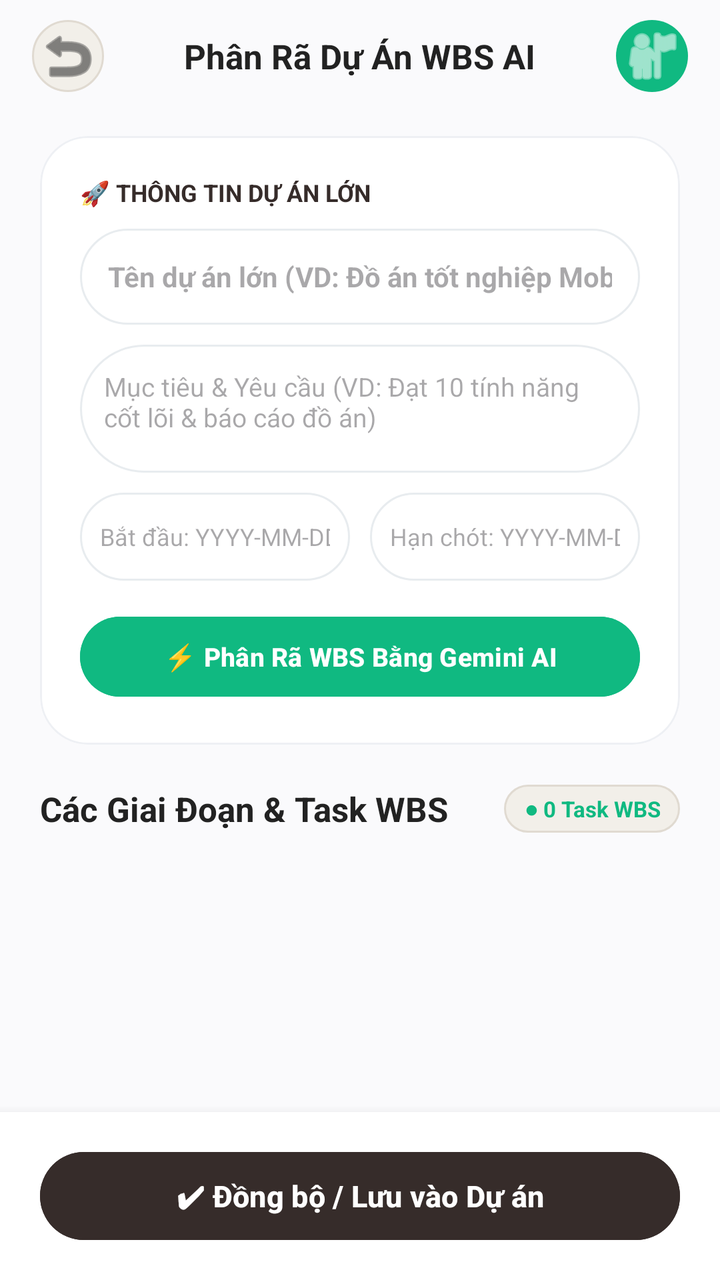
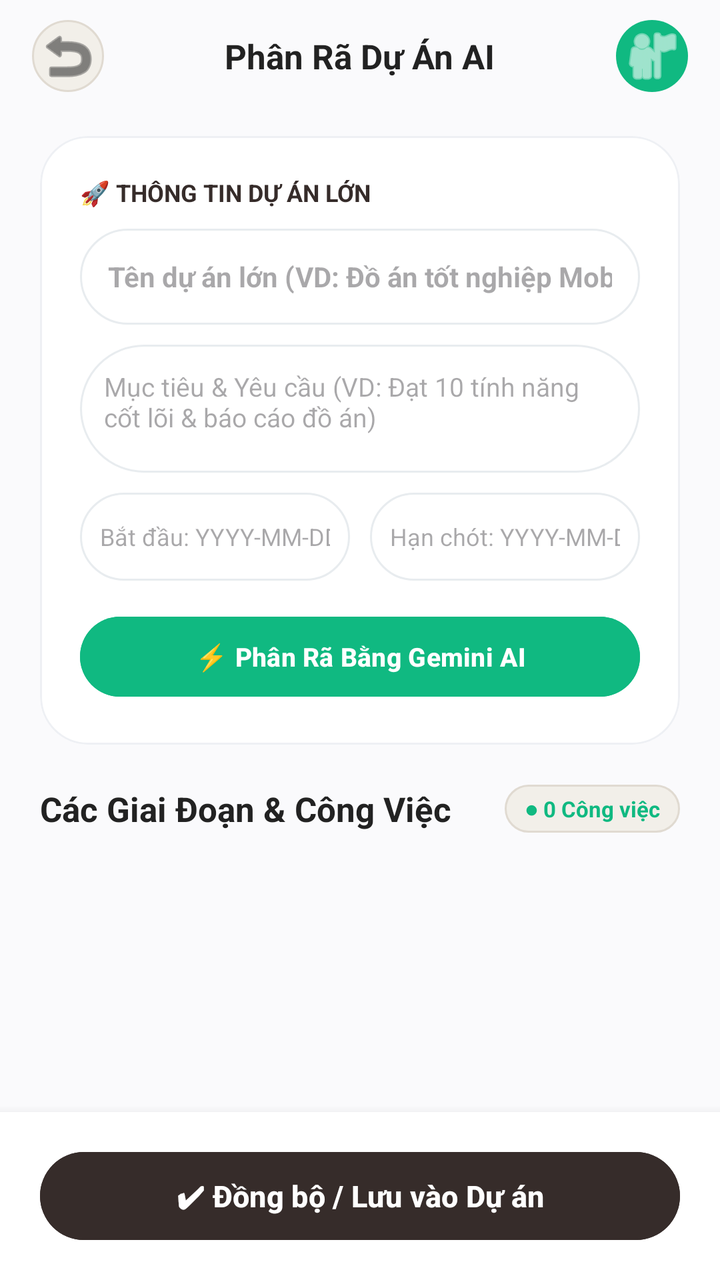

Screens rendered from an Android XML layout before and after an edit, with the pre-edit source and the edit as a unified diff.
<!-- AndroidManifest.xml: application theme Theme.MyApplication -->
<!-- res/layout/activity_ai_task_breakdown.xml -->
<?xml version="1.0" encoding="utf-8"?>
<androidx.constraintlayout.widget.ConstraintLayout
    xmlns:android="http://schemas.android.com/apk/res/android"
    xmlns:app="http://schemas.android.com/apk/res-auto"
    xmlns:tools="http://schemas.android.com/tools"
    android:layout_width="match_parent"
    android:layout_height="match_parent"
    android:background="#FAFAFC"
    tools:context=".ui.ai.AiTaskBreakdownActivity">

    
    <androidx.constraintlayout.widget.ConstraintLayout
        android:id="@+id/headerLayout"
        android:layout_width="match_parent"
        android:layout_height="56dp"
        android:paddingHorizontal="16dp"
        app:layout_constraintTop_toTopOf="parent">

        <ImageButton
            android:id="@+id/btnBack"
            android:layout_width="36dp"
            android:layout_height="36dp"
            android:background="@drawable/bg_pill_light"
            android:src="@android:drawable/ic_menu_revert"
            app:tint="#333333"
            app:layout_constraintBottom_toBottomOf="parent"
            app:layout_constraintStart_toStartOf="parent"
            app:layout_constraintTop_toTopOf="parent" />

        <TextView
            android:id="@+id/tvHeaderTitle"
            android:layout_width="wrap_content"
            android:layout_height="wrap_content"
            android:text="Phân Rã Dự Án WBS AI"
            android:textColor="#222222"
            android:textSize="17sp"
            android:textStyle="bold"
            app:layout_constraintBottom_toBottomOf="parent"
            app:layout_constraintEnd_toStartOf="@id/imgAvatar"
            app:layout_constraintStart_toEndOf="@id/btnBack"
            app:layout_constraintTop_toTopOf="parent" />

        <ImageView
            android:id="@+id/imgAvatar"
            android:layout_width="36dp"
            android:layout_height="36dp"
            android:background="@drawable/bg_circle_teal"
            android:padding="2dp"
            android:src="@android:drawable/ic_menu_myplaces"
            app:tint="#FFFFFF"
            app:layout_constraintBottom_toBottomOf="parent"
            app:layout_constraintEnd_toEndOf="parent"
            app:layout_constraintTop_toTopOf="parent" />
    </androidx.constraintlayout.widget.ConstraintLayout>

    <ScrollView
        android:layout_width="match_parent"
        android:layout_height="0dp"
        android:clipToPadding="false"
        android:paddingHorizontal="20dp"
        android:paddingBottom="20dp"
        app:layout_constraintBottom_toTopOf="@id/bottomActionsLayout"
        app:layout_constraintTop_toBottomOf="@id/headerLayout">

        <LinearLayout
            android:layout_width="match_parent"
            android:layout_height="wrap_content"
            android:orientation="vertical">

            
            <com.google.android.material.card.MaterialCardView
                android:layout_width="match_parent"
                android:layout_height="wrap_content"
                android:layout_marginTop="12dp"
                app:cardBackgroundColor="#FFFFFF"
                app:cardCornerRadius="24dp"
                app:cardElevation="0dp"
                app:strokeColor="#EEF0F4"
                app:strokeWidth="1dp">

                <LinearLayout
                    android:layout_width="match_parent"
                    android:layout_height="wrap_content"
                    android:orientation="vertical"
                    android:padding="20dp">

                    <TextView
                        android:layout_width="wrap_content"
                        android:layout_height="wrap_content"
                        android:text="🚀 THÔNG TIN DỰ ÁN LỚN"
                        android:textColor="#362C2A"
                        android:textSize="12sp"
                        android:textStyle="bold" />

                    
                    <EditText
                        android:id="@+id/edtProjectName"
                        android:layout_width="match_parent"
                        android:layout_height="48dp"
                        android:layout_marginTop="10dp"
                        android:background="@drawable/bg_search_bar"
                        android:hint="Tên dự án lớn (VD: Đồ án tốt nghiệp Mobile App)"
                        android:inputType="text"
                        android:paddingHorizontal="14dp"
                        android:textColor="#222222"
                        android:textSize="14sp"
                        android:textStyle="bold" />

                    
                    <EditText
                        android:id="@+id/edtProjectGoal"
                        android:layout_width="match_parent"
                        android:layout_height="64dp"
                        android:layout_marginTop="10dp"
                        android:background="@drawable/bg_search_bar"
                        android:gravity="top"
                        android:hint="Mục tiêu &amp; Yêu cầu (VD: Đạt 10 tính năng cốt lõi &amp; báo cáo đồ án)"
                        android:inputType="textMultiLine"
                        android:padding="12dp"
                        android:textColor="#333333"
                        android:textSize="13sp" />

                    
                    <LinearLayout
                        android:layout_width="match_parent"
                        android:layout_height="wrap_content"
                        android:layout_marginTop="10dp"
                        android:orientation="horizontal">

                        <EditText
                            android:id="@+id/edtStartDate"
                            android:layout_width="0dp"
                            android:layout_height="44dp"
                            android:layout_weight="1"
                            android:background="@drawable/bg_search_bar"
                            android:hint="Bắt đầu: YYYY-MM-DD"
                            android:inputType="date"
                            android:paddingHorizontal="10dp"
                            android:textColor="#222222"
                            android:textSize="12sp" />

                        <EditText
                            android:id="@+id/edtEndDate"
                            android:layout_width="0dp"
                            android:layout_height="44dp"
                            android:layout_marginStart="10dp"
                            android:layout_weight="1"
                            android:background="@drawable/bg_search_bar"
                            android:hint="Hạn chót: YYYY-MM-DD"
                            android:inputType="date"
                            android:paddingHorizontal="10dp"
                            android:textColor="#222222"
                            android:textSize="12sp" />
                    </LinearLayout>

                    
                    <Button
                        android:id="@+id/btnGenerateWbs"
                        android:layout_width="match_parent"
                        android:layout_height="48dp"
                        android:layout_marginTop="14dp"
                        android:backgroundTint="#10B981"
                        android:text="⚡ Phân Rã WBS Bằng Gemini AI"
                        android:textColor="#FFFFFF"
                        android:textSize="13sp"
                        android:textStyle="bold"
                        app:cornerRadius="24dp" />
                </LinearLayout>
            </com.google.android.material.card.MaterialCardView>

            
            <LinearLayout
                android:layout_width="match_parent"
                android:layout_height="wrap_content"
                android:layout_marginTop="20dp"
                android:gravity="center_vertical"
                android:orientation="horizontal">

                <TextView
                    android:layout_width="0dp"
                    android:layout_height="wrap_content"
                    android:layout_weight="1"
                    android:text="Các Giai Đoạn &amp; Task WBS"
                    android:textColor="#222222"
                    android:textSize="17sp"
                    android:textStyle="bold" />

                <TextView
                    android:id="@+id/tvWbsCount"
                    android:layout_width="wrap_content"
                    android:layout_height="24dp"
                    android:background="@drawable/bg_pill_light"
                    android:gravity="center"
                    android:paddingHorizontal="10dp"
                    android:text="● 0 Task WBS"
                    android:textColor="#10B981"
                    android:textSize="11sp"
                    android:textStyle="bold" />
            </LinearLayout>

            
            <androidx.recyclerview.widget.RecyclerView
                android:id="@+id/rvWbsTasks"
                android:layout_width="match_parent"
                android:layout_height="wrap_content"
                android:layout_marginTop="12dp"
                android:nestedScrollingEnabled="false" />

        </LinearLayout>
    </ScrollView>

    
    <LinearLayout
        android:id="@+id/bottomActionsLayout"
        android:layout_width="match_parent"
        android:layout_height="wrap_content"
        android:background="#FFFFFF"
        android:elevation="8dp"
        android:orientation="horizontal"
        android:paddingHorizontal="20dp"
        android:paddingVertical="16dp"
        app:layout_constraintBottom_toBottomOf="parent">

        <Button
            android:id="@+id/btnApplyBreakdown"
            android:layout_width="match_parent"
            android:layout_height="52dp"
            android:backgroundTint="#362C2A"
            android:text="✔ Đồng bộ / Lưu vào Dự án"
            android:textColor="#FFFFFF"
            android:textSize="15sp"
            android:textStyle="bold"
            app:cornerRadius="26dp" />
    </LinearLayout>

</androidx.constraintlayout.widget.ConstraintLayout>
<!-- resources referenced by this layout -->
<resources>
  <!-- drawable bg_circle_teal (drawable) -->
  <?xml version="1.0" encoding="utf-8"?>
  <shape xmlns:android="http://schemas.android.com/apk/res/android"
      android:shape="oval">
      <solid android:color="#10B981" />
  </shape>
  <!-- drawable bg_pill_light (drawable) -->
  <?xml version="1.0" encoding="utf-8"?>
  <shape xmlns:android="http://schemas.android.com/apk/res/android"
      android:shape="rectangle">
      <corners android:radius="100dp" />
      <solid android:color="#F2EFE9" />
      <stroke android:width="1dp" android:color="#E0DAD1" />
  </shape>
  <!-- drawable bg_search_bar (drawable) -->
  <?xml version="1.0" encoding="utf-8"?>
  <shape xmlns:android="http://schemas.android.com/apk/res/android"
      android:shape="rectangle">
      <corners android:radius="100dp" />
      <solid android:color="#FFFFFF" />
      <stroke android:width="1dp" android:color="#E8ECEF" />
  </shape>
  <style name="Theme.MyApplication" parent="Base.Theme.MyApplication" />
  <style name="Base.Theme.MyApplication" parent="Theme.Material3.DayNight.NoActionBar">
          
          
      </style>
</resources>

<!-- the commit's change to res/layout/activity_ai_task_breakdown.xml (unified diff, before → after) -->
@@ -31,7 +31,7 @@
             android:id="@+id/tvHeaderTitle"
             android:layout_width="wrap_content"
             android:layout_height="wrap_content"
-            android:text="Phân Rã Dự Án WBS AI"
+            android:text="Phân Rã Dự Án AI"
             android:textColor="#222222"
             android:textSize="17sp"
             android:textStyle="bold"
@@ -160,7 +160,7 @@
                         android:layout_height="48dp"
                         android:layout_marginTop="14dp"
                         android:backgroundTint="#10B981"
-                        android:text="⚡ Phân Rã WBS Bằng Gemini AI"
+                        android:text="⚡ Phân Rã Bằng Gemini AI"
                         android:textColor="#FFFFFF"
                         android:textSize="13sp"
                         android:textStyle="bold"
@@ -180,7 +180,7 @@
                     android:layout_width="0dp"
                     android:layout_height="wrap_content"
                     android:layout_weight="1"
-                    android:text="Các Giai Đoạn &amp; Task WBS"
+                    android:text="Các Giai Đoạn &amp; Công Việc"
                     android:textColor="#222222"
                     android:textSize="17sp"
                     android:textStyle="bold" />
@@ -192,7 +192,7 @@
                     android:background="@drawable/bg_pill_light"
                     android:gravity="center"
                     android:paddingHorizontal="10dp"
-                    android:text="● 0 Task WBS"
+                    android:text="● 0 Công việc"
                     android:textColor="#10B981"
                     android:textSize="11sp"
                     android:textStyle="bold" />
